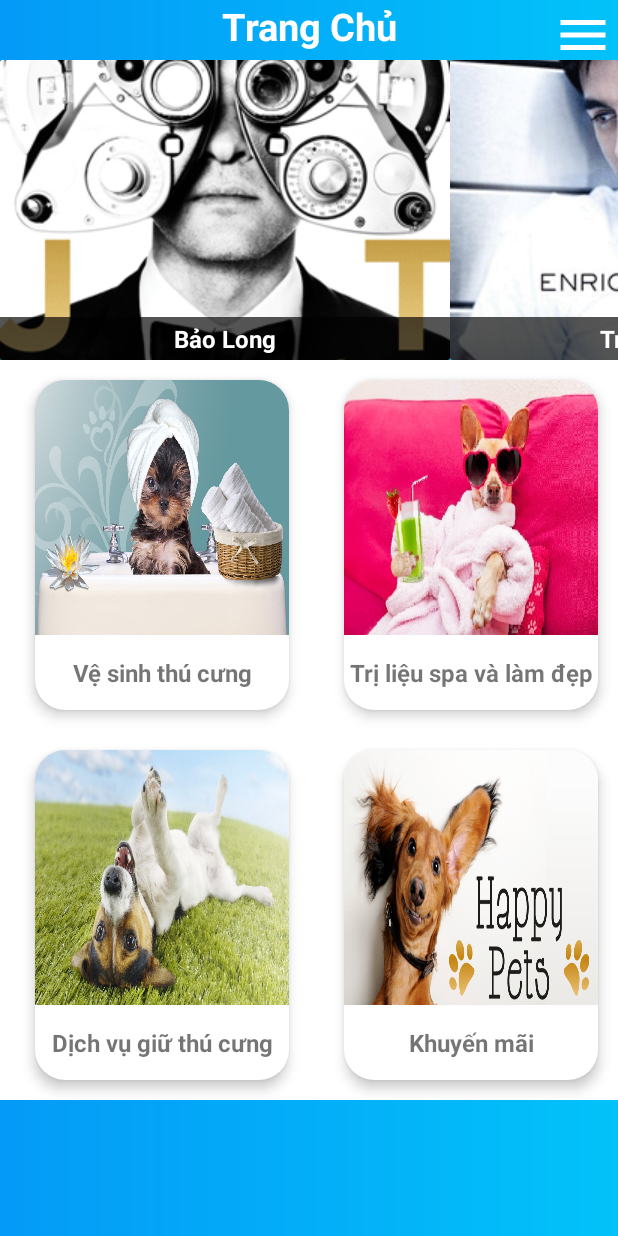
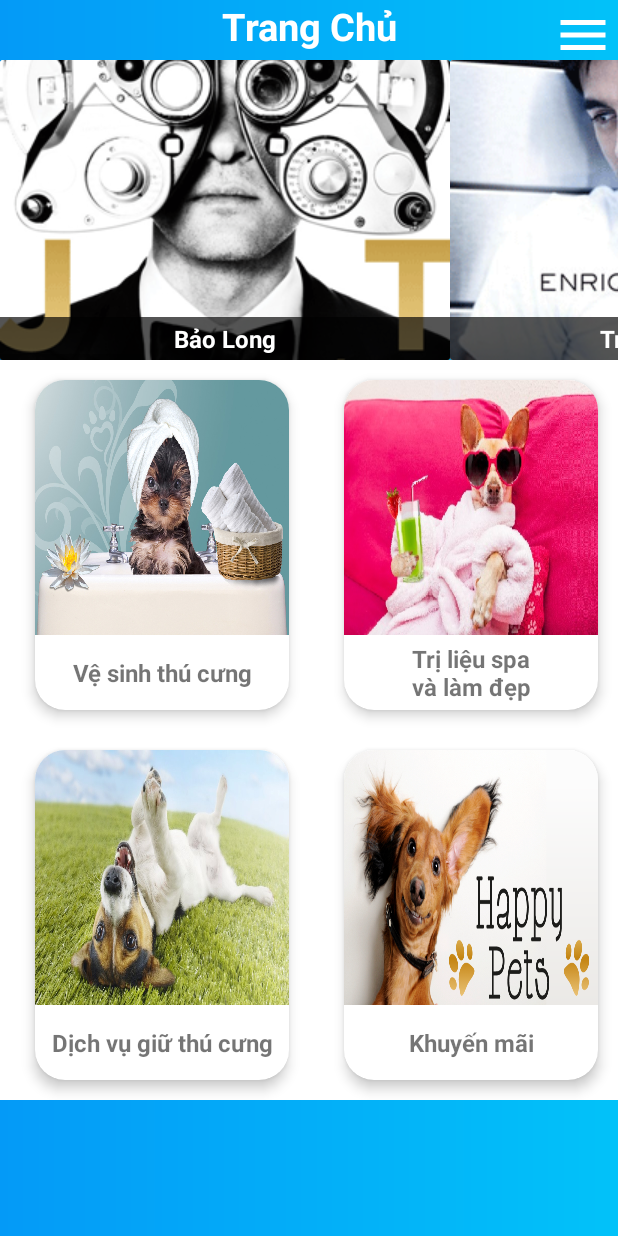
Before and after one commit to nguyenntse63030/Pet-Spa, an Android app: the HomeActivity screen opened directly, with no data from a screen before it, on a phone screen of 412 x 824 dp. Run offline under Robolectric (Android 15) with nearby library versions, the phone set to English and light mode, and no system bars; plain views replace PercentRelativeLayout.

Commit message:
- update color title, text card spa

```diff
--- a/app/src/main/java/com/example/petspa_version_2/Global/GlobalValue.java
+++ b/app/src/main/java/com/example/petspa_version_2/Global/GlobalValue.java
@@ -7,7 +7,7 @@ public class GlobalValue {
      * Name of Card in home activity
      * */
     public static final String CARD_VIEW_1 = "Vệ sinh thú cưng";
-    public static final String CARD_VIEW_2 = "Trị liệu spa và làm đẹp";
+    public static final String CARD_VIEW_2 = "Trị liệu spa\nvà làm đẹp";
     public static final String CARD_VIEW_3 = "Dịch vụ giữ thú cưng";
     public static final String CARD_VIEW_4 = "Khuyến mãi";
 
--- a/app/src/main/res/values/colors.xml
+++ b/app/src/main/res/values/colors.xml
@@ -1,7 +1,7 @@
 <?xml version="1.0" encoding="utf-8"?>
 <resources>
     <color name="colorPrimary">#008577</color>
-    <color name="colorPrimaryDark">#00574B</color>
+    <color name="colorPrimaryDark">#03A9F4</color>
     <color name="colorAccent">#D81B60</color>
 
     <color name="viewBg">#f1f5f8</color>
```
